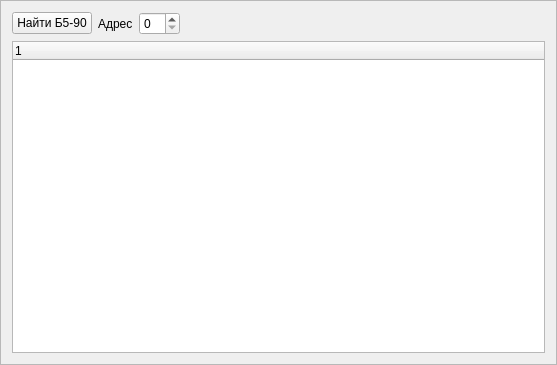
Qt form Qt/Organizations/Impulse/PowerSupply_FRAM/src/B590/src/ui/b590.ui (RinatB2017/mega_GIT) before a commit.
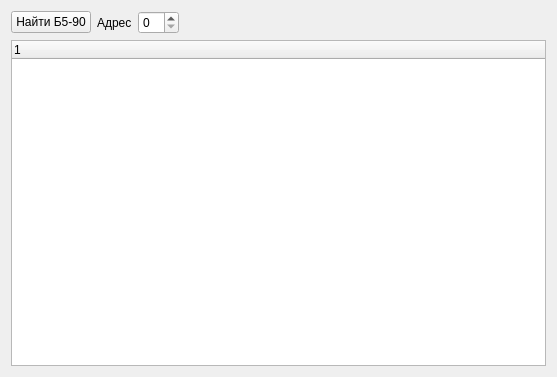
The same form after that commit.

What changed in the file:
```diff
--- a/Qt/Organizations/Impulse/PowerSupply_FRAM/src/B590/src/ui/b590.ui
+++ b/Qt/Organizations/Impulse/PowerSupply_FRAM/src/B590/src/ui/b590.ui
@@ -1,13 +1,13 @@
 <?xml version="1.0" encoding="UTF-8"?>
 <ui version="4.0">
  <class>B590</class>
- <widget class="QFrame" name="B590">
+ <widget class="QWidget" name="B590">
   <property name="geometry">
    <rect>
     <x>0</x>
     <y>0</y>
     <width>557</width>
-    <height>365</height>
+    <height>377</height>
    </rect>
   </property>
   <property name="sizePolicy">
@@ -19,12 +19,6 @@
   <property name="windowTitle">
    <string>Frame</string>
   </property>
-  <property name="frameShape">
-   <enum>QFrame::StyledPanel</enum>
-  </property>
-  <property name="frameShadow">
-   <enum>QFrame::Raised</enum>
-  </property>
   <layout class="QVBoxLayout" name="verticalLayout">
    <item>
     <layout class="QHBoxLayout" name="find_layout">
```
